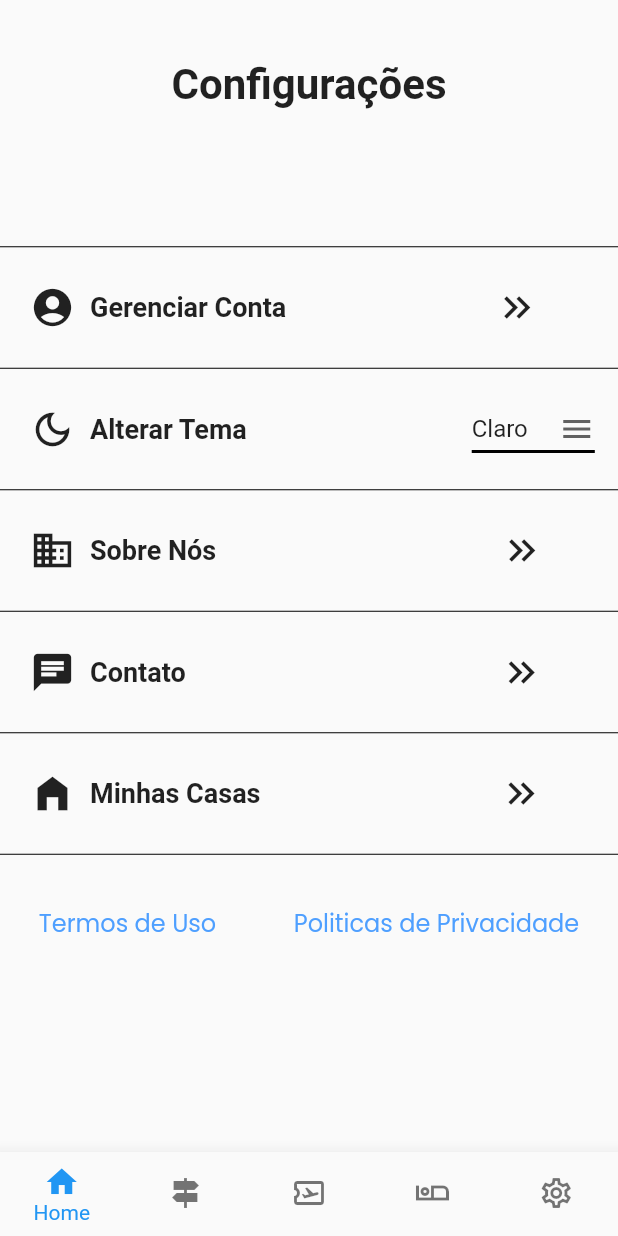
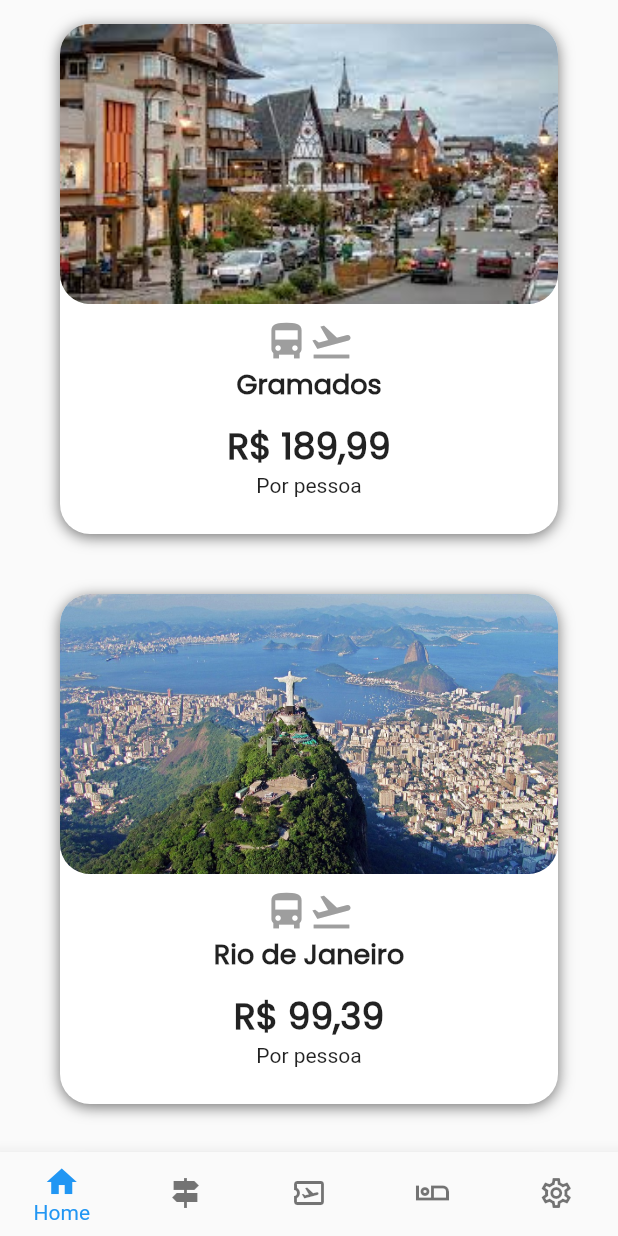
Before and after one commit to felipeamonteiro/Bon_Voyage, a Flutter app: the BottomNavBar screen opened directly, on a phone screen of 412 x 824 dp. Run offline on Flutter 3.47's test engine with Material 2 defaults, Android fonts, the phone set to English and light mode, and no system bars; our stand-ins replace firebase_auth, firebase_core, firebase_database, image_picker; accounts and stored records are empty; generated files the repository leaves out were written again.

Commit message:
pag de passagem incompleta

```diff
--- a/lib/modules/constants.dart
+++ b/lib/modules/constants.dart
@@ -1,4 +1,5 @@
 import 'package:bon_voyage/modules/apigoogle.dart';
+import 'package:bon_voyage/views/Navigation/Passagens/detalhes.dart';
 import 'package:flutter/material.dart';
 
 const String apiKey = apiGoogle;
@@ -235,15 +236,16 @@ class CustomButton extends StatelessWidget {
                         fontSize: 20,
                         fontWeight: FontWeight.bold),
                   ),
-                  const SizedBox(height: 10,),
+                  const SizedBox(
+                    height: 10,
+                  ),
                   Text(
                     text2,
                     textAlign: TextAlign.start,
                     style: const TextStyle(
-                      fontFamily: 'Poppins',
-                      fontSize: 14,
-                      fontWeight: FontWeight.w400
-                    ),
+                        fontFamily: 'Poppins',
+                        fontSize: 14,
+                        fontWeight: FontWeight.w400),
                   )
                 ],
               ),
@@ -258,3 +260,101 @@ class CustomButton extends StatelessWidget {
     );
   }
 }
+
+class ContainerPassagens extends StatelessWidget {
+  final String image;
+  final String localViagem;
+  final String precoPassagem;
+
+  const ContainerPassagens(
+      {super.key,
+      required this.image,
+      required this.localViagem,
+      required this.precoPassagem});
+
+  @override
+  Widget build(BuildContext context) {
+    return GestureDetector(
+      onTap: () {
+        Navigator.of(context).push(
+          MaterialPageRoute(
+            builder: (context) => DetalhesPassagem(
+              image: image,
+              localViagem: localViagem,
+              precoPassagem: precoPassagem,
+            ),
+          ),
+        );
+      },
+      child: Container(
+        width: double.infinity,
+        height: 340,
+        decoration: BoxDecoration(
+            borderRadius: BorderRadius.circular(20),
+            color: Colors.white,
+            boxShadow: const [
+              BoxShadow(
+                  color: Colors.black54,
+                  offset: Offset(0, 2),
+                  blurRadius: 8,
+                  spreadRadius: 0)
+            ]),
+        child: Column(
+          children: [
+            AspectRatio(
+              aspectRatio: 16 / 9,
+              child: FractionallySizedBox(
+                widthFactor: 1.0,
+                child: ClipRRect(
+                  borderRadius: BorderRadius.circular(20),
+                  child: Image.asset(
+                    image,
+                    fit: BoxFit.cover,
+                  ),
+                ),
+              ),
+            ),
+            const SizedBox(
+              height: 10,
+            ),
+            const Row(
+              mainAxisAlignment: MainAxisAlignment.center,
+              children: [
+                Icon(
+                  Icons.directions_bus_sharp,
+                  size: 30,
+                  color: Colors.grey,
+                ),
+                Icon(
+                  Icons.flight_takeoff,
+                  size: 30,
+                  color: Colors.grey,
+                )
+              ],
+            ),
+            Text(
+              localViagem,
+              style: const TextStyle(
+                fontFamily: 'Poppins',
+                fontSize: 18,
+                fontWeight: FontWeight.bold,
+              ),
+            ),
+            const SizedBox(
+              height: 10,
+            ),
+            Text(
+              precoPassagem,
+              style: const TextStyle(
+                fontFamily: 'Poppins',
+                fontSize: 24,
+                fontWeight: FontWeight.bold,
+              ),
+            ),
+            const Text('Por pessoa')
+          ],
+        ),
+      ),
+    );
+  }
+}
--- /dev/null
+++ b/lib/views/Navigation/Passagens/passagens.dart
@@ -0,0 +1,70 @@
+import 'package:bon_voyage/modules/constants.dart';
+import 'package:flutter/material.dart';
+
+class Passagens extends StatefulWidget {
+  const Passagens({super.key});
+
+  @override
+  State<Passagens> createState() => _PassagensState();
+}
+
+class _PassagensState extends State<Passagens> {
+  @override
+  Widget build(BuildContext context) {
+    return const Scaffold(
+      body: SafeArea(
+        child: SingleChildScrollView(
+          child: Padding(
+            padding: EdgeInsets.fromLTRB(40, 16, 40, 20),
+            child: Column(
+              children: [
+                ContainerPassagens(
+                  image: 'assets/images/gramados.jpg',
+                  localViagem: 'Gramados',
+                  precoPassagem: 'R\$ 189,99',
+                ),
+                SizedBox(height: 40,),
+                ContainerPassagens(
+                  image: 'assets/images/rio.jpg',
+                  localViagem: 'Rio de Janeiro',
+                  precoPassagem: 'R\$ 99,39',
+                ),
+                SizedBox(height: 40,),
+                ContainerPassagens(
+                  image: 'assets/images/sao_paulo.jpg',
+                  localViagem: 'São Paulo',
+                  precoPassagem: 'R\$ 89,99',
+                ),
+                SizedBox(height: 40,),
+                ContainerPassagens(
+                  image: 'assets/images/salvador.jpg',
+                  localViagem: 'Salvador',
+                  precoPassagem: 'R\$ 139,99',
+                ),
+                SizedBox(height: 40,),
+                ContainerPassagens(
+                  image: 'assets/images/porto_alegre.webp',
+                  localViagem: 'Porto Alegre',
+                  precoPassagem: 'R\$ 189,79',
+                ),
+                SizedBox(height: 40,),
+                ContainerPassagens(
+                  image: 'assets/images/guarapari.jpg',
+                  localViagem: 'Guarapari',
+                  precoPassagem: 'R\$ 249,59',
+                ),
+                SizedBox(height: 40,),
+                ContainerPassagens(
+                  image: 'assets/images/bh.jpg',
+                  localViagem: 'Belo Horizonte',
+                  precoPassagem: 'R\$ 59,89',
+                ),
+                SizedBox(height: 40,),
+              ],
+            ),
+          ),
+        ),
+      ),
+    );
+  }
+}
--- a/lib/views/Navigation/bottom_bar.dart
+++ b/lib/views/Navigation/bottom_bar.dart
@@ -1,3 +1,4 @@
+import 'package:bon_voyage/views/Navigation/Passagens/passagens.dart';
 import 'package:bon_voyage/views/Navigation/Settings/settings.dart';
 import 'package:flutter/material.dart';
 
@@ -52,7 +53,7 @@ class _BottomNavBarState extends State<BottomNavBar> {
         children: const [
           // Home(),
           // Guide(),
-          // Passagens(),
+          Passagens(),
           // Hospedagem(),
           Settings()
         ],
```
Also changed, not shown: lib/views/Navigation/Passagens/detalhes.dart (added, +100 -0 lines), assets/images/bh.jpg (added), assets/images/gramados.jpg (added), assets/images/guarapari.jpg (added), assets/images/porto_alegre.webp (added), assets/images/rio.jpg (added), assets/images/salvador.jpg (added), assets/images/sao_paulo.jpg (added).
